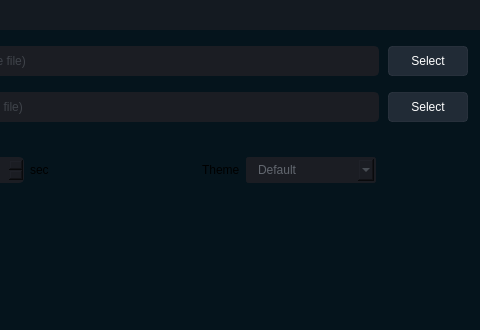
Above: app/settings.ui from CineEncoder/cine-encoder before the change; both pictures show x 306 to 786 and y 0 to 330 of the 786 by 614 pixel window. Below: the same form after it.
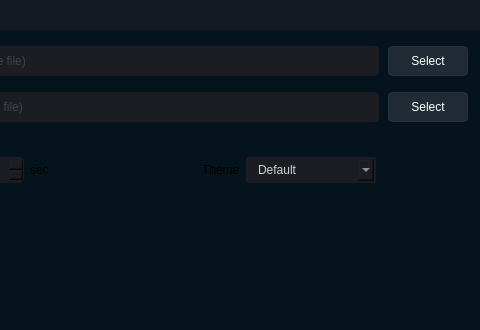
That is the form after the change. Icons and pictures are not drawn.

```diff
--- a/app/settings.ui
+++ b/app/settings.ui
@@ -502,7 +502,7 @@
          <item row="0" column="6">
           <widget class="QComboBox" name="comboBox">
            <property name="enabled">
-            <bool>false</bool>
+            <bool>true</bool>
            </property>
            <property name="minimumSize">
             <size>
```
Left out of the diff: 12 changed lines with no effect on the pictures.
